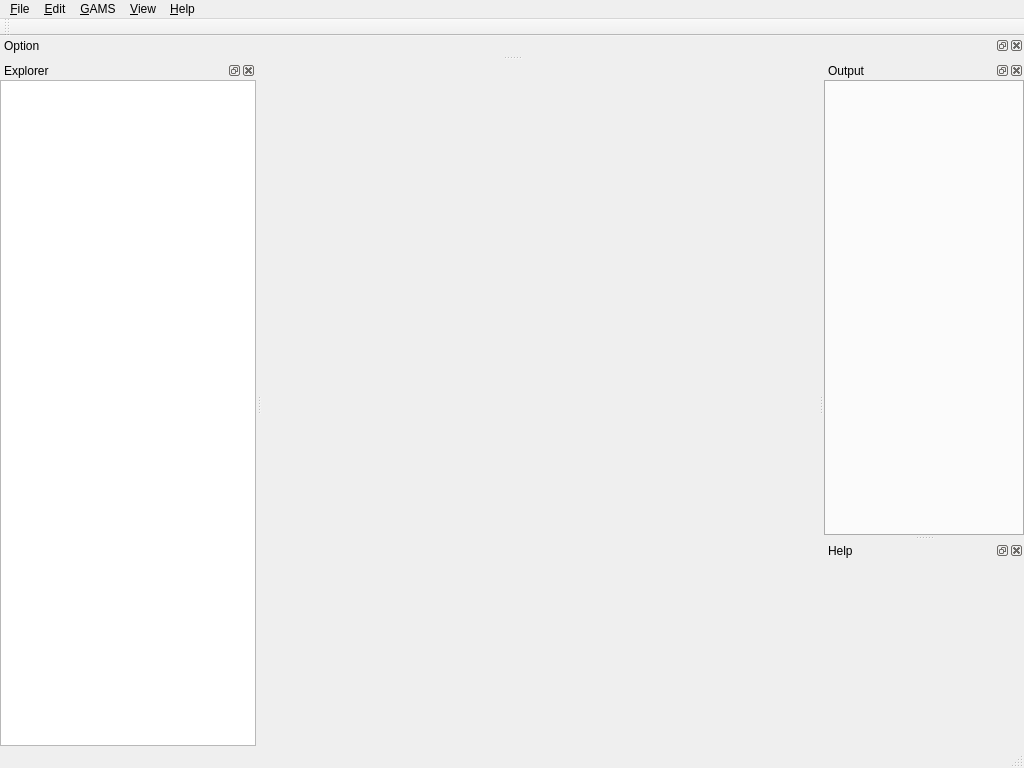
Before: the Qt Designer form src/mainwindow.ui in GAMS-dev/studio, drawn with Qt 5.
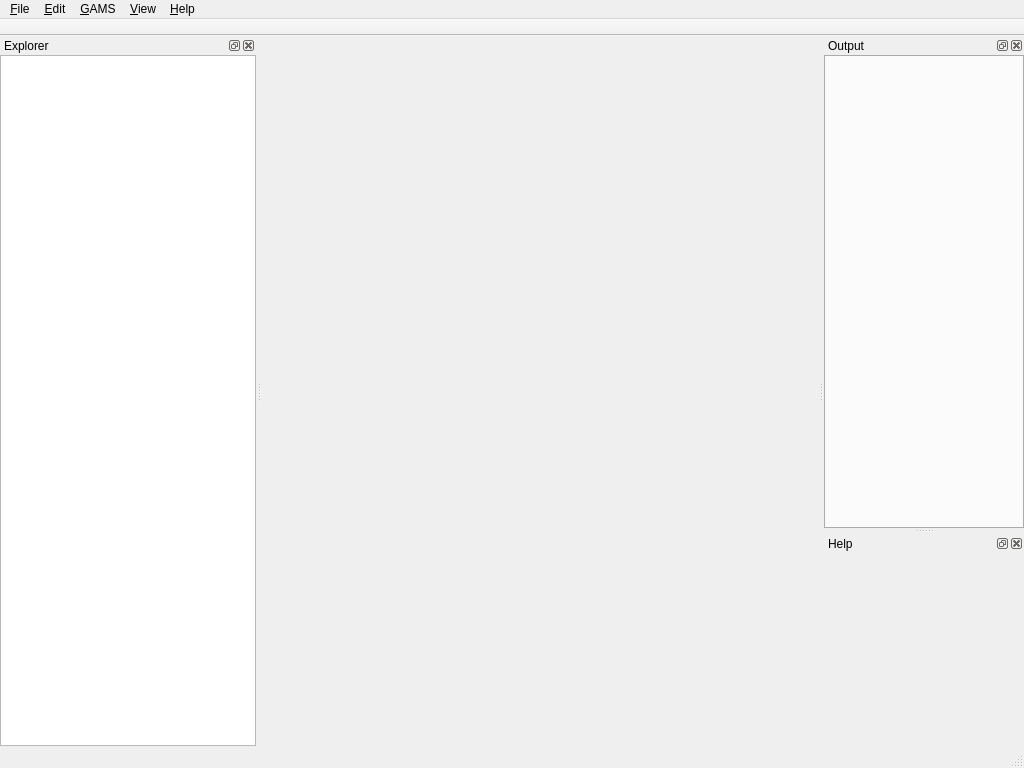
After: the same form once the commit is applied. Icons and pictures are not drawn. Custom widgets are drawn as their Qt base class.

Commit message: removed leftover option widget, made toolbar unmovable

```diff
--- a/src/mainwindow.ui
+++ b/src/mainwindow.ui
@@ -391,15 +391,6 @@
     </layout>
    </widget>
   </widget>
-  <widget class="QDockWidget" name="dockOptionEditor">
-   <property name="windowTitle">
-    <string>Option</string>
-   </property>
-   <attribute name="dockWidgetArea">
-    <number>4</number>
-   </attribute>
-   <widget class="QWidget" name="dockOptionEditorContents"/>
-  </widget>
   <widget class="QDockWidget" name="dockHelpView">
    <property name="windowTitle">
     <string>Help</string>
@@ -413,6 +404,15 @@
    <property name="windowTitle">
     <string>toolBar</string>
    </property>
+   <property name="movable">
+    <bool>false</bool>
+   </property>
+   <property name="allowedAreas">
+    <set>Qt::BottomToolBarArea|Qt::TopToolBarArea</set>
+   </property>
+   <property name="floatable">
+    <bool>false</bool>
+   </property>
    <attribute name="toolBarArea">
     <enum>TopToolBarArea</enum>
    </attribute>
```
The commit also changes 1 other file.
